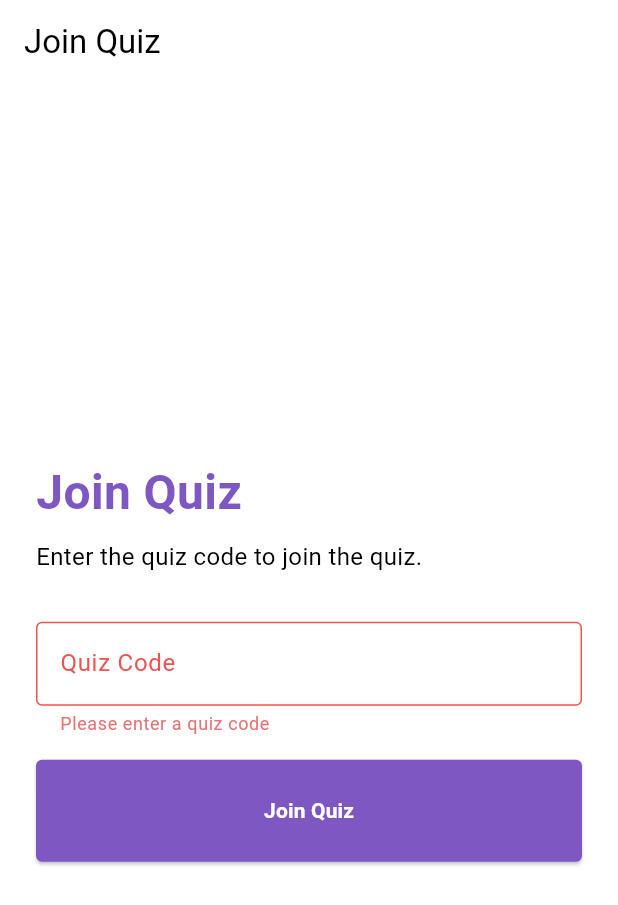
After one commit to n3dhir/quizify, a Flutter app: the JoinQuizScreen screen opened by its route, after a tap on "Join Quiz", on a phone screen of 412 x 824 dp. The commit adds this screen. Shown: the top 905 px of the screen. Run offline on Flutter 3.47's test engine with Material 3 defaults, Android fonts, the phone set to English and light mode, and no system bars; our stand-ins replace cached_network_image, cloud_firestore, dotted_border, firebase_auth, firebase_core, go_router and 4 more; accounts and stored records are empty.

Commit message:
added join quiz pages

```diff
--- a/lib/router.dart
+++ b/lib/router.dart
@@ -3,7 +3,9 @@ import 'package:go_router/go_router.dart';
 import 'package:provider/provider.dart';
 import 'package:quizify/providers/auth_provider.dart';
 import 'package:quizify/screens/add_quiz_screen.dart';
+import 'package:quizify/screens/join_quiz_screen.dart';
 import 'package:quizify/screens/onboarding_screen.dart';
+import 'package:quizify/screens/quiz_detail_screen.dart';
 import 'package:quizify/screens/settings_screen.dart';
 import 'package:quizify/screens/signup_screen.dart';
 import 'screens/login_screen.dart';
@@ -21,12 +23,12 @@ final GoRouter router = GoRouter(
     }
 
     // If not logged in and trying to access protected routes, redirect to login
-    if (!isLoggedIn && !goingTo.startsWith('/auth')) {
+    if (!isLoggedIn && (!goingTo.startsWith('/auth') && !goingTo.startsWith('/quiz'))) {
       return '/auth/login';
     }
 
     // If logged in and trying to go to login/signup, redirect to home
-    if (isLoggedIn && goingTo.startsWith('/auth')) {
+    if (isLoggedIn && (goingTo.startsWith('/auth') || goingTo.startsWith('/quiz'))) {
       return '/app/creator/home';
     }
 
@@ -57,6 +59,31 @@ final GoRouter router = GoRouter(
           builder:
               (BuildContext context, GoRouterState state) => SignUpScreen(),
         ),
+      ],
+    ),
+    GoRoute(
+      path: '/quiz',
+      redirect: (BuildContext context, GoRouterState state) {
+        final isLoggedIn = context.read<AuthProvider>().isLoggedIn;
+        if (isLoggedIn) return '/app/creator/home'; // Redirect to home if logged in
+
+        // Redirect /auth to /auth/login
+        if (state.fullPath == '/quiz') {
+          return '/quiz/join';
+        }
+
+        return null; // No redirect needed
+      },
+      routes: [
+        GoRoute(
+          path: '/join',
+          builder: (BuildContext context, GoRouterState state) => JoinQuizScreen(),
+        ),
+        // GoRoute(
+        //   path: '/play',
+        //   builder:
+        //       (BuildContext context, GoRouterState state) => PlayQuizScreen(quizCode:),
+        // ),
       ],
     ),
 
@@ -138,19 +165,17 @@ final GoRouter router = GoRouter(
               name: 'creator_add',
               builder: (context, state) => AddQuizScreen(),
             ),
+            GoRoute(
+              path: 'details/:quiz_id', // ✅ Relative to /creator, becomes /app/creator/add
+              name: 'quiz_details',
+              builder: (context, state) {
+                final quizId = state.pathParameters['quiz_id']!;
+                return QuizDetailScreen(quiz_id: quizId);
+              }
+            ),
           ],
         ),
       ],
-      // routes: [
-      //   GoRoute(
-      //     path: 'home',
-      //     builder: (BuildContext context, GoRouterState state) => HomeScreen(),
-      //   ),
-      //   GoRoute(
-      //     path: 'settings',
-      //     builder: (BuildContext context, GoRouterState state) => SettingsScreen(),
-      //   ),
-      // ],
     ),
 
     // SplashScreen, it could also be part of the public routes, so it's fine as it is
--- /dev/null
+++ b/lib/screens/join_quiz_screen.dart
@@ -0,0 +1,163 @@
+import 'package:cloud_firestore/cloud_firestore.dart';
+import 'package:firebase_auth/firebase_auth.dart';
+import 'package:flutter/material.dart';
+import 'package:quizify/screens/play_quiz_screen.dart';
+
+class JoinQuizScreen extends StatefulWidget {
+  const JoinQuizScreen({super.key});
+
+  @override
+  State<JoinQuizScreen> createState() => _JoinQuizScreenState();
+}
+
+class _JoinQuizScreenState extends State<JoinQuizScreen> {
+  final _quizCodeController = TextEditingController();
+  final _formKey = GlobalKey<FormState>();
+
+  @override
+  void initState() {
+    super.initState();
+    _signInAnonymouslyIfNeeded();
+  }
+
+  Future<void> _signInAnonymouslyIfNeeded() async {
+    final auth = FirebaseAuth.instance;
+    if (auth.currentUser == null) {
+      await auth.signInAnonymously();
+    }
+    // Optionally print the UID
+    print('Anon UID: ${auth.currentUser?.uid}');
+  }
+
+  void _joinQuiz() async {
+    if (_formKey.currentState!.validate()) {
+      String quizCode = _quizCodeController.text.trim();
+
+      try {
+        // Check if the quiz exists
+        bool quizExists = await checkQuizExists(quizCode);
+
+        if (quizExists) {
+          // Navigate to the quiz play screen
+          Navigator.push(
+            context,
+            MaterialPageRoute(
+              builder: (context) => PlayQuizScreen(quizCode: quizCode),
+            ),
+          );
+        } else {
+          // Show error if quiz does not exist
+          ScaffoldMessenger.of(context).showSnackBar(
+            SnackBar(
+              content: Text(
+                'Quiz code does not exist. Please check the code and try again.',
+                style: TextStyle(color: Theme.of(context).colorScheme.onError),
+              ),
+              backgroundColor: Theme.of(context).colorScheme.error,
+            ),
+          );
+        }
+      } catch (e) {
+        ScaffoldMessenger.of(context).showSnackBar(
+          SnackBar(
+            content: Text(
+              'An error occurred while joining the quiz.',
+              style: TextStyle(color: Theme.of(context).colorScheme.onError),
+            ),
+            backgroundColor: Theme.of(context).colorScheme.error,
+          ),
+        );
+        debugPrint('Error joining quiz: $e');
+      }
+    }
+  }
+
+  Future<bool> checkQuizExists(String quizCode) async {
+    final quizRef = FirebaseFirestore.instance.collection('quizzes');
+    final querySnapshot = await quizRef.where('quiz_code', isEqualTo: quizCode).get();
+
+    return querySnapshot.docs.isNotEmpty;
+  }
+
+  @override
+  Widget build(BuildContext context) {
+    return Scaffold(
+      appBar: AppBar(title: const Text('Join Quiz')),
+      body: Center(
+        child: SingleChildScrollView(
+          padding: const EdgeInsets.all(24),
+          child: Form(
+            key: _formKey,
+            child: Column(
+              mainAxisSize: MainAxisSize.min,
+              crossAxisAlignment: CrossAxisAlignment.start,
+              children: [
+                Text(
+                  'Join Quiz',
+                  style: TextStyle(
+                    fontSize: 32,
+                    fontWeight: FontWeight.bold,
+                    color: Theme.of(context).colorScheme.primary,
+                  ),
+                ),
+                const SizedBox(height: 8),
+                Text(
+                  'Enter the quiz code to join the quiz.',
+                  style: TextStyle(
+                    fontSize: 16,
+                    color: Theme.of(context).colorScheme.onSurface,
+                  ),
+                ),
+                const SizedBox(height: 32),
+                TextFormField(
+                  controller: _quizCodeController,
+                  decoration: InputDecoration(
+                    labelText: 'Quiz Code',
+                    border: OutlineInputBorder(),
+                    errorStyle: TextStyle(color: Colors.red.shade300),
+                    enabledBorder: OutlineInputBorder(
+                      borderSide: BorderSide(color: Colors.grey.shade400),
+                    ),
+                    focusedBorder: OutlineInputBorder(
+                      borderSide: BorderSide(color: Colors.deepPurple.shade400),
+                    ),
+                  ),
+                  validator: (value) {
+                    if (value == null || value.isEmpty) {
+                      return 'Please enter a quiz code';
+                    }
+                    return null;
+                  },
+                ),
+                const SizedBox(height: 16),
+                SizedBox(
+                  width: double.infinity,
+                  child: ElevatedButton(
+                    onPressed: _joinQuiz,
+                    style: ElevatedButton.styleFrom(
+                      padding: const EdgeInsets.symmetric(
+                        horizontal: 32,
+                        vertical: 24,
+                      ),
+                      backgroundColor: Theme.of(context).colorScheme.primary,
+                      foregroundColor: Theme.of(context).colorScheme.onPrimary,
+                      shape: RoundedRectangleBorder(
+                        borderRadius: BorderRadius.all(
+                          Radius.circular(4),
+                        ),
+                      ),
+                    ),
+                    child: const Text(
+                      'Join Quiz',
+                      style: TextStyle(fontWeight: FontWeight.bold),
+                    ),
+                  ),
+                ),
+              ],
+            ),
+          ),
+        ),
+      ),
+    );
+  }
+}
--- a/lib/screens/signup_screen.dart
+++ b/lib/screens/signup_screen.dart
@@ -106,6 +106,22 @@ class _SignUpScreenState extends State<SignUpScreen> {
               mainAxisSize: MainAxisSize.min,
               crossAxisAlignment: CrossAxisAlignment.start,
               children: [
+                Align(
+                  alignment: Alignment.centerRight,
+                  child: TextButton.icon(
+                    onPressed: () {
+                      router.go(
+                        '/quiz/join',
+                      ); // 👈 navigate to your join quiz route
+                    },
+                    icon: const Icon(Icons.arrow_forward),
+                    label: const Text("Join a Quiz"),
+                    style: TextButton.styleFrom(
+                      foregroundColor: Theme.of(context).colorScheme.primary,
+                      textStyle: const TextStyle(fontWeight: FontWeight.bold),
+                    ),
+                  ),
+                ),
                 Text(
                   'Sign Up',
                   style: TextStyle(
--- a/pubspec.yaml
+++ b/pubspec.yaml
@@ -45,6 +45,7 @@ dependencies:
   image_picker: ^1.1.2
   dotted_border: ^2.1.0
   cached_network_image: ^3.4.1
+  intl: ^0.20.2
 
 dev_dependencies:
   flutter_test:
```
Also changed, not shown: lib/screens/add_quiz_screen.dart (+45 -13 lines), lib/screens/admin_quiz_play_screen.dart (added, +23 -0 lines), lib/screens/home_screen.dart (+5 -6 lines), lib/screens/login_screen.dart (+14 -0 lines), lib/screens/play_quiz_screen.dart (added, +112 -0 lines), lib/screens/quiz_detail_screen.dart (added, +245 -0 lines), pubspec.lock.
